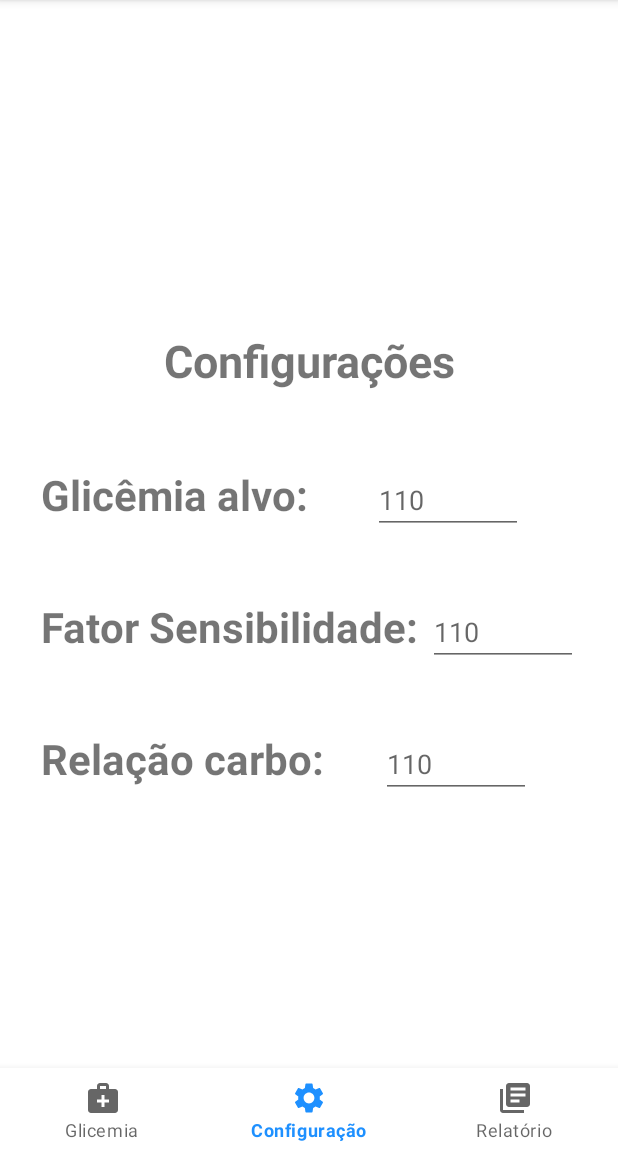
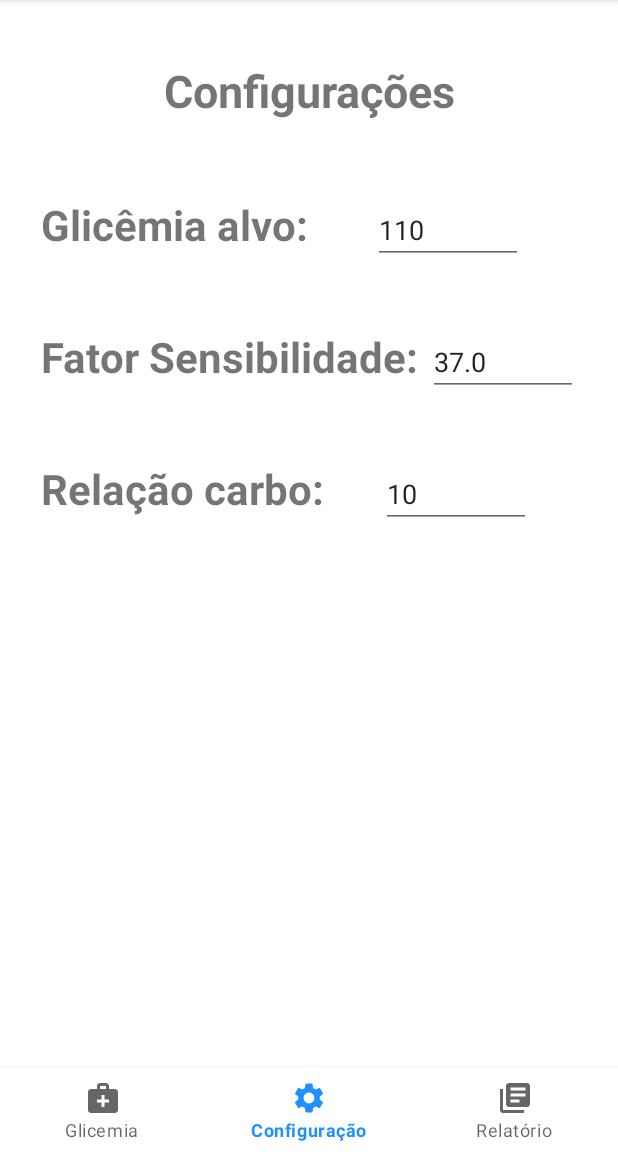
Before and after one commit to EdgarOlv/ContagemInsulinaApp, an Android app: the screen it shows after launch (MainActivity), item 2 of the bottom bar chosen, on a phone screen of 412 x 824 dp, the part 84-1236 px from its top. Run offline under Robolectric (Android 15) with nearby library versions, the phone set to English and light mode, and no system bars.

Commit message:
Aplicação e utilização de banco de dados SQlite
     - Banco de dados SQLite integrado
     - Criado tratamento e interface para trabalhar com o banco

```diff
--- a/app/build.gradle
+++ b/app/build.gradle
@@ -44,4 +44,6 @@ dependencies {
     testImplementation 'junit:junit:4.13.2'
     androidTestImplementation 'androidx.test.ext:junit:1.1.5'
     androidTestImplementation 'androidx.test.espresso:espresso-core:3.5.1'
+    implementation 'androidx.sqlite:sqlite:2.3.0'
+
 }
--- /dev/null
+++ b/app/src/main/java/com/example/contagemglicemia/DAO/MyDatabaseHelper.kt
@@ -0,0 +1,56 @@
+package com.example.contagemglicemia.DAO
+
+import android.content.ContentValues
+import android.content.Context
+import android.database.sqlite.SQLiteDatabase
+import android.database.sqlite.SQLiteOpenHelper
+import androidx.core.content.ContentProviderCompat.requireContext
+
+class MyDatabaseHelper(context: Context) : SQLiteOpenHelper(context, DATABASE_NAME, null, DATABASE_VERSION) {
+
+    companion object {
+        private const val DATABASE_NAME = "mydatabase.db"
+        private const val DATABASE_VERSION = 3
+
+
+    }
+
+    override fun onCreate(db: SQLiteDatabase) {
+        // Aqui você pode criar a tabela do banco de dados
+        val CREATE_TABLE_GLYCEMIA = "CREATE TABLE ${TableGlicemia.TABLE_NAME} (" +
+                "${TableGlicemia.ID} INTEGER PRIMARY KEY," +
+                "${TableGlicemia.VALUE} INTEGER," +
+                "${TableGlicemia.DATE} DATE," +
+                "${TableGlicemia.INSULIN_APPLY} INTEGER)"
+
+        db.execSQL(CREATE_TABLE_GLYCEMIA)
+
+        val CREATE_TABLE_CONFIG = "CREATE TABLE ${TableConfig.TABLE_NAME} (" +
+                "${TableConfig.ID} INTEGER PRIMARY KEY," +
+                "${TableConfig.NAME} TEXT," +
+                "${TableConfig.VALUE} INTEGER)"
+
+        db.execSQL(CREATE_TABLE_CONFIG)
+
+        val CREATE_TABLE_FOOD = "CREATE TABLE ${TableFood.TABLE_NAME} (" +
+                "${TableFood.ID} INTEGER PRIMARY KEY," +
+                "${TableFood.ID_NAME} TEXT," +
+                "${TableFood.NAME} TEXT," +
+                "${TableFood.QTD_CARBO} INTEGER)"
+
+        db.execSQL(CREATE_TABLE_FOOD)
+    }
+
+    override fun onUpgrade(db: SQLiteDatabase, oldVersion: Int, newVersion: Int) {
+        // Aqui você pode atualizar a tabela do banco de dados, caso necessário
+        val DROP_TABLE = "DROP TABLE IF EXISTS ${TableGlicemia.TABLE_NAME}"
+        db.execSQL(DROP_TABLE)
+        val DROP_TABLE2 = "DROP TABLE IF EXISTS ${TableConfig.TABLE_NAME}"
+        db.execSQL(DROP_TABLE2)
+        val DROP_TABLE3 = "DROP TABLE IF EXISTS ${TableFood.TABLE_NAME}"
+        db.execSQL(DROP_TABLE3)
+        onCreate(db)
+    }
+
+
+}
--- /dev/null
+++ b/app/src/main/java/com/example/contagemglicemia/DAO/MyDatabaseManager.kt
@@ -0,0 +1,46 @@
+package com.example.contagemglicemia.DAO
+
+import android.content.ContentValues
+import android.content.Context
+import android.database.Cursor
+import com.example.contagemglicemia.Model.Glicemia
+import java.util.*
+
+class MyDatabaseManager(context: Context) {
+
+    private val dbHelper = MyDatabaseHelper(context)
+
+    fun insertGlycemi(value: Int) {
+        val date = Date() // Data atual
+        val dateInMillis = date.time // Converter para milissegundos
+        val db = dbHelper.writableDatabase
+        val values = ContentValues().apply {
+            put("valor", value)
+            put("data", dateInMillis)
+        }
+        db.insert("glicemias", null, values)
+        //db.close()
+    }
+
+    fun deleteData(id: Long) {
+        val db = dbHelper.writableDatabase
+        db.delete("mytable", "_id=?", arrayOf(id.toString()))
+        db.close()
+    }
+
+    fun updateData(id: Long, name: String, age: Int) {
+        val db = dbHelper.writableDatabase
+        val values = ContentValues().apply {
+            put("name", name)
+            put("age", age)
+        }
+        db.update("mytable", values, "_id=?", arrayOf(id.toString()))
+        db.close()
+    }
+
+    fun queryData(): Cursor {
+        val db = dbHelper.readableDatabase
+        val cursor = db.query("mytable", null, null, null, null, null, null)
+        return cursor
+    }
+}
--- a/app/src/main/java/com/example/contagemglicemia/MainActivity.kt
+++ b/app/src/main/java/com/example/contagemglicemia/MainActivity.kt
@@ -3,9 +3,9 @@ package com.example.contagemglicemia
 import android.os.Bundle
 import androidx.appcompat.app.AppCompatActivity
 import androidx.fragment.app.Fragment
-import com.example.contagemglicemia.Config.ConfigFragment
-import com.example.contagemglicemia.Home.HomeFragment
-import com.example.contagemglicemia.Report.ReportFragment
+import com.example.contagemglicemia.Modules.Config.ConfigFragment
+import com.example.contagemglicemia.Modules.Home.HomeFragment
+import com.example.contagemglicemia.Modules.Report.ReportFragment
 import com.example.contagemglicemia.databinding.ActivityMainBinding
 
 class MainActivity : AppCompatActivity() {
--- /dev/null
+++ b/app/src/main/java/com/example/contagemglicemia/Modules/Config/ConfigFragment.kt
@@ -0,0 +1,84 @@
+package com.example.contagemglicemia.Modules.Config
+
+import android.content.ContentValues
+import android.database.sqlite.SQLiteDatabase
+import android.os.Bundle
+import android.view.LayoutInflater
+import android.view.View
+import android.view.ViewGroup
+import androidx.fragment.app.Fragment
+import com.example.contagemglicemia.DAO.MyDatabaseHelper
+import com.example.contagemglicemia.DAO.MyDatabaseManager
+import com.example.contagemglicemia.databinding.FragmentConfigBinding
+
+class ConfigFragment : Fragment() {
+
+    private lateinit var binding: FragmentConfigBinding
+    lateinit var db: SQLiteDatabase
+    private lateinit var dbHelper: MyDatabaseHelper
+
+    private lateinit var dbManager: MyDatabaseManager
+
+    var glicemaAlvo = 110
+    var fatorSensibilidade = 37.0
+    var relacaoCarboidrato = 10
+    var resultadoInsulina = 0.0
+
+    override fun onCreate(savedInstanceState: Bundle?) {
+        super.onCreate(savedInstanceState)
+        startDatabase()
+    }
+
+    private fun startDatabase() {
+        //dbHelper = MyDatabaseHelper(requireContext())
+        //db = dbHelper.writableDatabase
+        //startDataDatabase()
+        dbManager = MyDatabaseManager(requireContext())
+    }
+
+    override fun onCreateView(
+        inflater: LayoutInflater,
+        container: ViewGroup?,
+        savedInstanceState: Bundle?
+    ): View? {
+        // Inflate the layout for this fragment
+        binding = FragmentConfigBinding.inflate(inflater, container, false)
+
+        return binding.root
+    }
+
+    override fun onViewCreated(view: View, savedInstanceState: Bundle?) {
+        super.onViewCreated(view, savedInstanceState)
+
+        binding.campoGlicemiaAlvo.setText(glicemaAlvo.toString())
+        binding.campoFatorSensibilidade.setText(fatorSensibilidade.toString())
+        binding.campoRelacaoCarboidrato.setText(relacaoCarboidrato.toString())
+
+        /*val values = ContentValues().apply {
+            put("valor", 100)
+        }*/
+        dbManager.insertGlycemi(120)
+    //db.insert("glicemias", null, values)
+    }
+
+    fun startDataDatabase() {
+        db = dbHelper.writableDatabase
+
+        val values = ContentValues().apply {
+            put("nome", "F.S.")
+            put("valor", 37)
+        }
+        val values2 = ContentValues().apply {
+            put("nome", "Glicemia Alvo")
+            put("valor", 110)
+        }
+        val values3 = ContentValues().apply {
+            put("nome", "Carboidrato")
+            put("valor", 10)
+        }
+        db.insert("config", null, values)
+        db.insert("config", null, values2)
+        db.insert("config", null, values3)
+        db.close()
+    }
+}
--- a/app/src/main/java/com/example/contagemglicemia/Home/HomeFragment.kt
+++ b/app/src/main/java/com/example/contagemglicemia/Modules/Home/HomeFragment.kt
@@ -1,4 +1,4 @@
-package com.example.contagemglicemia.Home
+package com.example.contagemglicemia.Modules.Home
 
 import android.os.Bundle
 import android.util.Log
--- a/app/src/main/java/com/example/contagemglicemia/Home/HomeViewModel.kt
+++ b/app/src/main/java/com/example/contagemglicemia/Modules/Home/HomeViewModel.kt
@@ -1,4 +1,4 @@
-package com.example.contagemglicemia.Home
+package com.example.contagemglicemia.Modules.Home
 
 import androidx.lifecycle.ViewModel
 
--- a/app/src/main/java/com/example/contagemglicemia/Config/ConfigFragment.kt
+++ b/app/src/main/java/com/example/contagemglicemia/Modules/Report/ReportFragment.kt
@@ -1,4 +1,4 @@
-package com.example.contagemglicemia.Config
+package com.example.contagemglicemia.Modules.Report
 
 import android.os.Bundle
 import android.view.LayoutInflater
@@ -7,13 +7,14 @@ import android.view.ViewGroup
 import androidx.fragment.app.Fragment
 import com.example.contagemglicemia.R
 
-class ConfigFragment : Fragment() {
+class ReportFragment : Fragment() {
+
     override fun onCreateView(
         inflater: LayoutInflater,
         container: ViewGroup?,
         savedInstanceState: Bundle?
     ): View? {
         // Inflate the layout for this fragment
-        return inflater.inflate(R.layout.fragment_config, container, false)
+        return inflater.inflate(R.layout.fragment_report, container, false)
     }
 }
--- a/app/src/main/res/layout/activity_main.xml
+++ b/app/src/main/res/layout/activity_main.xml
@@ -15,7 +15,8 @@
         app:layout_constraintBottom_toTopOf="@+id/bottomNavigationView"
         app:layout_constraintEnd_toEndOf="parent"
         app:layout_constraintStart_toStartOf="parent"
-        app:layout_constraintTop_toTopOf="parent" />
+        app:layout_constraintTop_toTopOf="parent"
+        app:layout_constraintVertical_bias="0.0" />
 
     <com.google.android.material.bottomnavigation.BottomNavigationView
         android:id="@+id/bottomNavigationView"
--- a/app/src/main/res/layout/fragment_config.xml
+++ b/app/src/main/res/layout/fragment_config.xml
@@ -1,13 +1,10 @@
 <?xml version="1.0" encoding="utf-8"?>
 
-<FrameLayout xmlns:android="http://schemas.android.com/apk/res/android"
+
+<androidx.constraintlayout.widget.ConstraintLayout
+    xmlns:android="http://schemas.android.com/apk/res/android"
     xmlns:app="http://schemas.android.com/apk/res-auto"
     xmlns:tools="http://schemas.android.com/tools"
-    android:layout_width="match_parent"
-    android:layout_height="match_parent"
-    tools:context=".Home.HomeFragment">
-
-<androidx.constraintlayout.widget.ConstraintLayout
     android:layout_width="match_parent"
     android:layout_height="match_parent"
     android:layout_marginStart="20dp"
@@ -93,4 +90,3 @@
 
 
 </androidx.constraintlayout.widget.ConstraintLayout>
-</FrameLayout>
--- a/app/src/main/res/layout/fragment_report.xml
+++ b/app/src/main/res/layout/fragment_report.xml
@@ -3,7 +3,7 @@
     xmlns:tools="http://schemas.android.com/tools"
     android:layout_width="match_parent"
     android:layout_height="match_parent"
-    tools:context=".Report.ReportFragment">
+    tools:context=".Modules.Report.ReportFragment">
 
     <!-- TODO: Update blank fragment layout -->
     <TextView
```
Also changed, not shown: app/src/main/java/com/example/contagemglicemia/DAO/DBObject.kt (added, +24 -0 lines), app/src/main/java/com/example/contagemglicemia/Model/Glicemia.kt (added, +10 -0 lines), app/src/main/java/com/example/contagemglicemia/Report/ReportFragment.kt (deleted, +0 -20 lines), app/src/main/res/layout/fragment_home.xml (+4 -4 lines).
